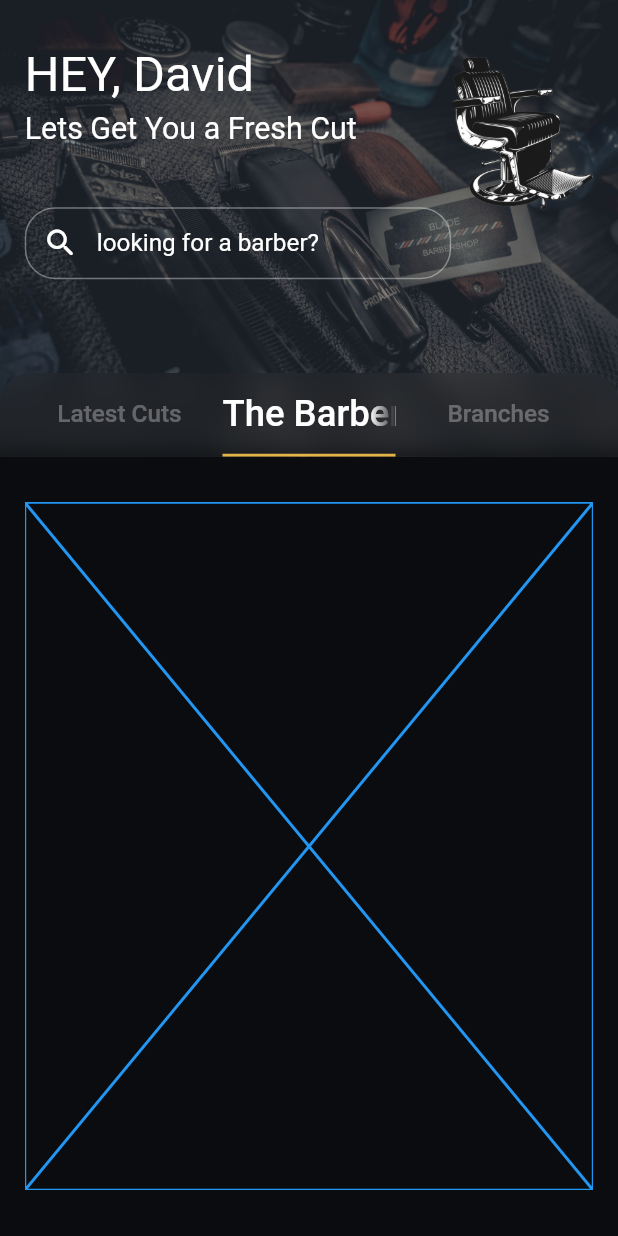
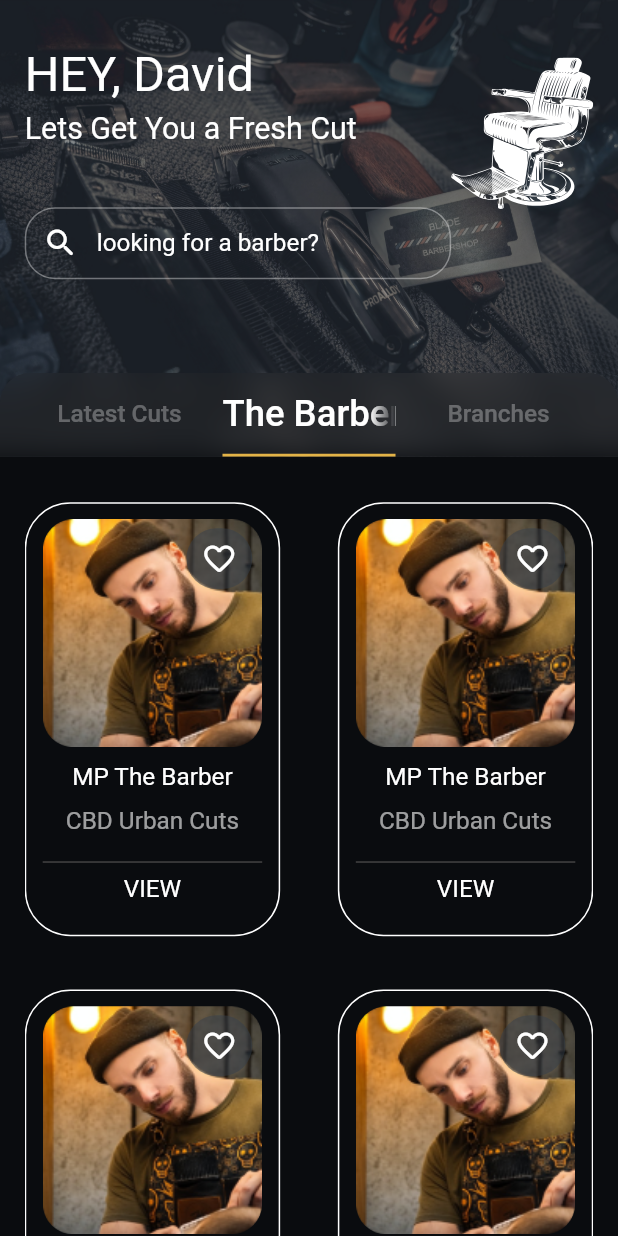
Before and after one commit to DreuDavids/Fade, a Flutter app: the HomeScreen screen opened directly, tab 2 chosen, on a phone screen of 412 x 824 dp. Run offline on Flutter 3.47's test engine with Material 2 defaults, Android fonts, the light colour scheme and no system bars; our stand-ins replace flutter_screenutil, flutter_svg, google_fonts; Roboto replaces fonts that are missing (Voltaire).

Commit message:
signup page done home page done latest cuts done barbers done ___TODO___ Refactor latest cuts Refactor Barbers list Refactor home page Create Branches Create a Barber model Create a Branch model create a haircut model

```diff
--- a/lib/main.dart
+++ b/lib/main.dart
@@ -33,7 +33,7 @@ class MyApp extends StatelessWidget {
           ///for the light theme
           //theme: AppTheme.lightTheme,
           darkTheme: AppTheme.darkTheme,
-          home: const HomeScreen(),
+          home: const LoginScreen(),
         );
       },
     );
--- a/lib/src/constants/image_paths.dart
+++ b/lib/src/constants/image_paths.dart
@@ -1,6 +1,7 @@
 /*-- App Image path Strings --*/
 const String loginBackgroundImage = 'assets/loginImage.jpg';
 const String homeBackgroundImage = 'assets/homeBackground.jpg';
-const String logo = 'assets/logoImage.png';
-const String barberLogo = 'assets/fadeLogo.svg';
+const String logo = 'assets/barberLogo.svg';
 const String hairCut = 'assets/hairstyles/hairStyle.jpg';
+const String barber1 = 'assets/barbers/barber1.png';
+const String barber2 = 'assets/barbers/barber2.png';
--- a/lib/src/constants/styling/font_styles.dart
+++ b/lib/src/constants/styling/font_styles.dart
@@ -6,6 +6,8 @@ final titleFont = GoogleFonts.poiretOne(fontSize: 36.sp);
 final greetingFont = GoogleFonts.poiretOne(fontSize: 32.sp);
 final subtitleFont = GoogleFonts.poiretOne(fontSize: 20.sp);
 final inputFont = GoogleFonts.voltaire(fontSize: 16.sp, color: Colors.white);
+final inputAltFont =
+    GoogleFonts.poiretOne(fontSize: 16.sp, color: Colors.white);
 final buttonFont = GoogleFonts.poiretOne(fontSize: 16.sp);
 final feintTitleFont =
     GoogleFonts.poiretOne(fontSize: 16.sp).copyWith(color: Colors.white30);
--- a/lib/src/constants/styling/widget_themes/text_form_field_theme.dart
+++ b/lib/src/constants/styling/widget_themes/text_form_field_theme.dart
@@ -10,11 +10,11 @@ class TextFormFieldTheme {
     filled: true,
     fillColor: primaryColor,
     contentPadding: EdgeInsets.symmetric(vertical: 20.h, horizontal: 15.w),
-    labelStyle: inputFont.apply(color: Colors.white),
+    labelStyle: inputAltFont.apply(color: Colors.white),
     floatingLabelBehavior: FloatingLabelBehavior.never,
-    floatingLabelStyle: inputFont.apply(color: Colors.white),
-    hintStyle: inputFont.apply(color: Colors.white),
-    counterStyle: inputFont.apply(color: Colors.white),
+    floatingLabelStyle: inputAltFont.apply(color: Colors.white),
+    hintStyle: inputAltFont.apply(color: Colors.white),
+    counterStyle: inputAltFont.apply(color: Colors.white),
     border: InputBorder.none,
   );
 }
--- a/lib/src/screens/home_screen.dart
+++ b/lib/src/screens/home_screen.dart
@@ -4,6 +4,7 @@ import 'package:fade/src/constants/constants.dart';
 import 'package:flutter/material.dart';
 import 'package:flutter_screenutil/flutter_screenutil.dart';
 import 'package:flutter_svg/flutter_svg.dart';
+import 'package:flutter_staggered_grid_view/flutter_staggered_grid_view.dart';
 
 class HomeScreen extends StatelessWidget {
   const HomeScreen({Key? key}) : super(key: key);
@@ -61,8 +62,7 @@ class HomeScreen extends StatelessWidget {
                                   TextField(
                                     decoration: InputDecoration(
                                       filled: false,
-                                      hintStyle: inputFont.copyWith(
-                                          color: Colors.white),
+                                      hintStyle: inputAltFont,
                                       contentPadding:
                                           EdgeInsets.symmetric(vertical: 0.h),
                                       hintText: 'looking for a barber?',
@@ -81,13 +81,10 @@ class HomeScreen extends StatelessWidget {
                             ),
                             Expanded(
                               flex: 1,
-                              child: Image.asset(
+                              child: SvgPicture.asset(
                                 logo,
                                 height: 115.h,
                                 width: 100.w,
-                                fit: BoxFit.fitHeight,
-                                //color: Colors.white,
-                                //colorBlendMode: BlendMode.dstOver,
                               ),
                             ),
                           ],
@@ -121,7 +118,7 @@ class HomeScreen extends StatelessWidget {
                                 labelStyle: activeTitleFont,
                                 indicatorColor: yellow,
                                 indicatorSize: TabBarIndicatorSize.label,
-                                tabs: [
+                                tabs: const [
                                   Tab(
                                     text: 'Latest Cuts',
                                   ),
@@ -144,7 +141,7 @@ class HomeScreen extends StatelessWidget {
             ),
             Expanded(
               child: Padding(
-                padding: EdgeInsets.symmetric(horizontal: 15.w, vertical: 30.h),
+                padding: EdgeInsets.only(left: 15.w, right: 15.w, top: 30.h),
                 child: TabBarView(
                   children: [
                     ///Latest cuts section
@@ -157,11 +154,27 @@ class HomeScreen extends StatelessWidget {
                         );
                       },
                     ),
-                    Placeholder(
-                      color: Colors.blue,
+
+                    ///The Barbers section
+                    AlignedGridView.count(
+                      //removing the default padding the gridview has
+                      padding: EdgeInsets.zero,
+                      crossAxisCount: 2,
+                      crossAxisSpacing: 35.w,
+                      mainAxisSpacing: 35.h,
+                      itemBuilder: (context, index) {
+                        return BarberCardWidget();
+                      },
                     ),
-                    Placeholder(
-                      color: Colors.red,
+
+                    ///Branches section
+                    IntrinsicHeight(
+                      child: Container(
+                        color: Colors.red,
+                        height: 100,
+                        width: 100,
+                        child: Text('data'),
+                      ),
                     ),
                   ],
                 ),
@@ -174,6 +187,7 @@ class HomeScreen extends StatelessWidget {
   }
 }
 
+///
 class CutsCardWidget extends StatelessWidget {
   const CutsCardWidget({
     Key? key,
@@ -193,19 +207,48 @@ class CutsCardWidget extends StatelessWidget {
         child: Column(
           //mainAxisAlignment: MainAxisAlignment.center,
           children: [
-            //TODO add the favourite button
-            Image.asset(
-              hairCut,
-              height: 150.h,
-              width: 320.w,
-              fit: BoxFit.fitWidth,
-              alignment: Alignment.center,
+            ///Cut Image and favourite button
+            Stack(
+              children: [
+                ClipRRect(
+                  borderRadius: BorderRadius.circular(20.r),
+                  child: Image.asset(
+                    hairCut,
+                    height: 150.h,
+                    width: double.infinity,
+                    fit: BoxFit.fitWidth,
+                    alignment: Alignment.center,
+                  ),
+                ),
+                Padding(
+                  padding: EdgeInsets.only(top: 6.h, right: 6.w),
+                  child: Align(
+                    alignment: Alignment.topRight,
+                    child: Container(
+                      height: 40.h,
+                      width: 40.w,
+                      decoration: BoxDecoration(
+                        color: darkBlue.withOpacity(0.5),
+                        borderRadius: BorderRadius.circular(100.r),
+                      ),
+                      child: IconButton(
+                        onPressed: () {
+                          //Favourite cut logic here
+                        },
+                        icon: const Icon(
+                          Icons.favorite_border_rounded,
+                        ),
+                      ),
+                    ),
+                  ),
+                )
+              ],
             ),
             SizedBox(
               height: ksMediumSpacing,
             ),
 
-            ///hairtcut name & price
+            ///hair cut name & price
             Row(
               mainAxisAlignment: MainAxisAlignment.spaceBetween,
               children: [
@@ -246,7 +289,7 @@ class CutsCardWidget extends StatelessWidget {
             SizedBox(
               height: ksLargeSpacing,
             ),
-            const Divider(thickness: 1, color: dividerColour),
+            const Divider(thickness: 1, color: darkGrey),
             SizedBox(
               height: ksMediumSpacing,
             ),
@@ -265,3 +308,104 @@ class CutsCardWidget extends StatelessWidget {
     );
   }
 }
+
+///
+class BarberCardWidget extends StatelessWidget {
+  const BarberCardWidget({
+    Key? key,
+  }) : super(key: key);
+
+  @override
+  Widget build(BuildContext context) {
+    return Container(
+      height: 285.h,
+      width: 156.w,
+      decoration: BoxDecoration(
+        border: Border.all(color: Colors.white),
+        borderRadius: BorderRadius.circular(30.r),
+      ),
+      child: Padding(
+        padding: EdgeInsets.symmetric(vertical: 10.h, horizontal: 10.w),
+        child: Column(
+          //mainAxisAlignment: MainAxisAlignment.center,
+          children: [
+            ///Barber Image and favourite button
+            Stack(
+              alignment: Alignment.topCenter,
+              children: [
+                ClipRRect(
+                  borderRadius: BorderRadius.circular(20.r),
+                  child: Image.asset(
+                    barber1,
+                    height: 150.h,
+                    width: 140.w,
+                    fit: BoxFit.fill,
+                    alignment: Alignment.center,
+                  ),
+                ),
+                //favourite icon
+                Padding(
+                  padding: EdgeInsets.only(top: 6.h, right: 6.w),
+                  child: Align(
+                    alignment: Alignment.topRight,
+                    child: Container(
+                      height: 40.h,
+                      width: 40.w,
+                      decoration: BoxDecoration(
+                        color: darkBlue.withOpacity(0.5),
+                        borderRadius: BorderRadius.circular(100.r),
+                      ),
+                      child: IconButton(
+                        onPressed: () {
+                          //Favourite barber logic here
+                        },
+                        icon: const Icon(
+                          Icons.favorite_border_rounded,
+                        ),
+                      ),
+                    ),
+                  ),
+                )
+              ],
+            ),
+            SizedBox(
+              height: ksMediumSpacing,
+            ),
+
+            ///barber details
+            Text(
+              'MP The Barber',
+              style: inputFont,
+            ),
+            SizedBox(
+              height: ksMediumSpacing,
+            ),
+
+            ///Branch
+            Text(
+              'CBD Urban Cuts',
+              style: inputFont.copyWith(color: feintWhite),
+            ),
+            SizedBox(
+              height: ksMediumSpacing,
+            ),
+            const Divider(thickness: 1, color: darkGrey),
+
+            GestureDetector(
+              onTap: () {
+                //TODO View barber logic here
+              },
+              child: Text(
+                'VIEW',
+                style: buttonFont,
+              ),
+            ),
+            SizedBox(
+              height: ksMediumSpacing,
+            ),
+          ],
+        ),
+      ),
+    );
+  }
+}
--- a/pubspec.yaml
+++ b/pubspec.yaml
@@ -16,6 +16,7 @@ dependencies:
   flutter_screenutil: ^5.6.0
   google_fonts: ^3.0.1
   flutter_svg: ^1.1.6
+  flutter_staggered_grid_view: ^0.6.2
 
 dev_dependencies:
   flutter_test:
@@ -31,6 +32,7 @@ flutter:
   assets:
      - assets/
      - assets/hairstyles/
+     - assets/barbers/
 
 
   # An image asset can refer to one or more resolution-specific "variants", see
```
Also changed, not shown: lib/src/screens/login_screen.dart (+10 -3 lines), lib/src/screens/signup_screen.dart (+4 -3 lines), assets/barberLogo.svg, assets/barbers/barber1.png (added), assets/barbers/barber2.png (added), assets/logoImage.png (deleted), pubspec.lock.
